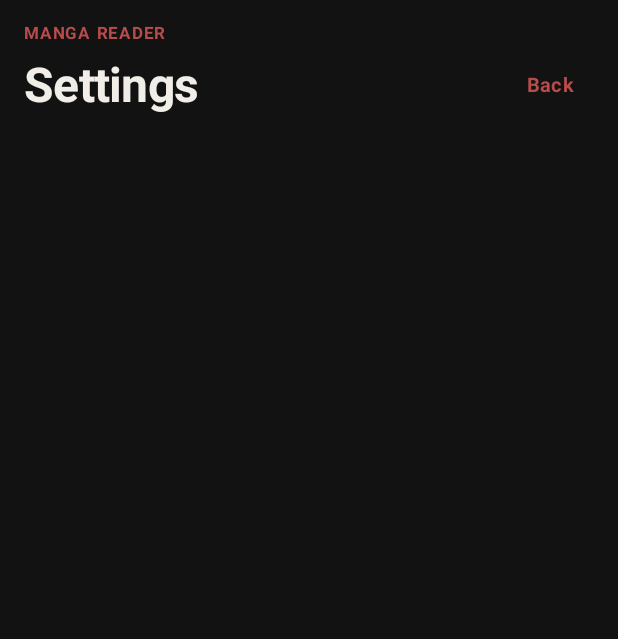
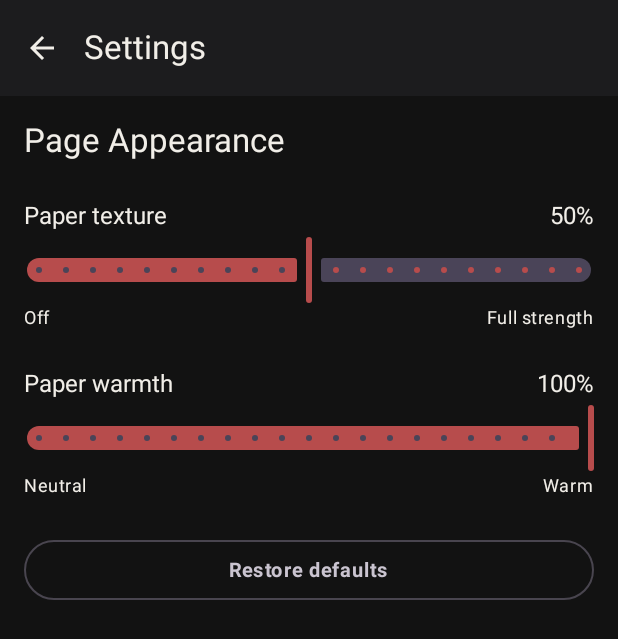
Before and after one commit to wgrout87/MangaReader, an Android app built with Jetpack Compose: the screen it shows after launch (MainActivity), after a tap on "Settings", on a phone screen of 412 x 824 dp. Shown: the top 639 px of the screen. Run offline under Robolectric (Android 15) with nearby library versions, the phone set to English and light mode, and no system bars.

Commit message:
Add persistent paper texture and warmth settings

```diff
--- a/app/src/main/java/com/wgrou/mangareader/MainActivity.kt
+++ b/app/src/main/java/com/wgrou/mangareader/MainActivity.kt
@@ -99,6 +99,18 @@ class MainActivity : ComponentActivity() {
 
                 var showSettings by remember {
                     mutableStateOf(false)
+                }
+
+                var textureStrength by remember {
+                    mutableStateOf(
+                        settingsManager.getTextureStrength()
+                    )
+                }
+
+                var paperWarmth by remember {
+                    mutableStateOf(
+                        settingsManager.getPaperWarmth()
+                    )
                 }
 
                 var allProgress by remember {
@@ -413,6 +425,8 @@ class MainActivity : ComponentActivity() {
 
                         ReaderScreen(
                             pages = selectedPages!!,
+                            textureStrength = textureStrength,
+                            paperWarmth = paperWarmth,
                             chapter = selectedChapter!!,
                             startPage = currentPage,
                             hasNextChapter = hasNextChapter,
@@ -536,9 +550,17 @@ class MainActivity : ComponentActivity() {
                 } else if (showSettings) {
 
                     SettingsScreen(
-                        onBack = {
-                            showSettings = false
-                        }
+                        textureStrength = textureStrength,
+                        paperWarmth = paperWarmth,
+                        onTextureStrengthChanged = { value ->
+                            textureStrength = value
+                            settingsManager.setTextureStrength(value)
+                        },
+                        onPaperWarmthChanged = { value ->
+                            paperWarmth = value
+                            settingsManager.setPaperWarmth(value)
+                        },
+                        onBack = { showSettings = false }
                     )
 
                 } else if (selectedSeries == null) {
--- a/app/src/main/java/com/wgrou/mangareader/data/SettingsManager.kt
+++ b/app/src/main/java/com/wgrou/mangareader/data/SettingsManager.kt
@@ -12,4 +12,47 @@ class SettingsManager(
             Context.MODE_PRIVATE
         )
 
+    companion object {
+        const val DEFAULT_TEXTURE_STRENGTH = 0.5f
+        const val DEFAULT_PAPER_WARMTH = 1f
+
+        private const val KEY_TEXTURE_STRENGTH =
+            "texture_strength"
+
+        private const val KEY_PAPER_WARMTH =
+            "paper_warmth"
+    }
+
+    fun getTextureStrength(): Float {
+        return preferences.getFloat(
+            KEY_TEXTURE_STRENGTH,
+            DEFAULT_TEXTURE_STRENGTH
+        ).coerceIn(0f, 1f)
+    }
+
+    fun setTextureStrength(value: Float) {
+        preferences.edit()
+            .putFloat(
+                KEY_TEXTURE_STRENGTH,
+                value.coerceIn(0f, 1f)
+            )
+            .apply()
+    }
+
+    fun getPaperWarmth(): Float {
+        return preferences.getFloat(
+            KEY_PAPER_WARMTH,
+            DEFAULT_PAPER_WARMTH
+        ).coerceIn(0f, 1f)
+    }
+
+    fun setPaperWarmth(value: Float) {
+        preferences.edit()
+            .putFloat(
+                KEY_PAPER_WARMTH,
+                value.coerceIn(0f, 1f)
+            )
+            .apply()
+    }
+
 }
--- a/app/src/main/java/com/wgrou/mangareader/screens/SettingsScreen.kt
+++ b/app/src/main/java/com/wgrou/mangareader/screens/SettingsScreen.kt
@@ -1,67 +1,128 @@
 package com.wgrou.mangareader.screens
 
-import androidx.compose.foundation.layout.Arrangement
-import androidx.compose.foundation.layout.Column
-import androidx.compose.foundation.layout.Row
-import androidx.compose.foundation.layout.fillMaxSize
-import androidx.compose.foundation.layout.fillMaxWidth
-import androidx.compose.foundation.layout.padding
-import androidx.compose.foundation.layout.safeDrawingPadding
-import androidx.compose.material3.MaterialTheme
-import androidx.compose.material3.Surface
-import androidx.compose.material3.Text
-import androidx.compose.material3.TextButton
+import androidx.compose.foundation.layout.*
+import androidx.compose.foundation.rememberScrollState
+import androidx.compose.foundation.verticalScroll
+import androidx.compose.material.icons.Icons
+import androidx.compose.material.icons.automirrored.filled.ArrowBack
+import androidx.compose.material3.*
 import androidx.compose.runtime.Composable
-import androidx.compose.ui.Alignment
 import androidx.compose.ui.Modifier
-import androidx.compose.ui.text.font.FontWeight
 import androidx.compose.ui.unit.dp
+import com.wgrou.mangareader.data.SettingsManager
+import kotlin.math.roundToInt
 
+@OptIn(ExperimentalMaterial3Api::class)
 @Composable
 fun SettingsScreen(
+    textureStrength: Float,
+    paperWarmth: Float,
+    onTextureStrengthChanged: (Float) -> Unit,
+    onPaperWarmthChanged: (Float) -> Unit,
     onBack: () -> Unit
 ) {
-    Surface(
-        modifier = Modifier.fillMaxSize(),
-        color = MaterialTheme.colorScheme.background,
-        contentColor = MaterialTheme.colorScheme.onBackground
-    ) {
+    Scaffold(
+        topBar = {
+            TopAppBar(
+                title = { Text("Settings") },
+                navigationIcon = {
+                    IconButton(onClick = onBack) {
+                        Icon(
+                            imageVector = Icons.AutoMirrored.Filled.ArrowBack,
+                            contentDescription = "Back"
+                        )
+                    }
+                }
+            )
+        }
+    ) { innerPadding ->
         Column(
             modifier = Modifier
                 .fillMaxSize()
-                .safeDrawingPadding()
-                .padding(vertical = 16.dp)
+                .padding(innerPadding)
+                .verticalScroll(rememberScrollState())
+                .padding(16.dp)
         ) {
             Text(
-                text = "MANGA READER",
-                style = MaterialTheme.typography.labelMedium,
-                color = MaterialTheme.colorScheme.primary,
-                fontWeight = FontWeight.Bold,
-                modifier = Modifier.padding(horizontal = 16.dp)
+                text = "Page Appearance",
+                style = MaterialTheme.typography.titleLarge
             )
 
-            Row(
-                modifier = Modifier
-                    .fillMaxWidth()
-                    .padding(
-                        start = 16.dp,
-                        end = 16.dp,
-                        top = 4.dp,
-                        bottom = 24.dp
-                    ),
-                horizontalArrangement = Arrangement.SpaceBetween,
-                verticalAlignment = Alignment.CenterVertically
+            Spacer(modifier = Modifier.height(24.dp))
+
+            AppearanceSlider(
+                label = "Paper texture",
+                value = textureStrength,
+                onValueChanged = onTextureStrengthChanged,
+                minimumLabel = "Off",
+                maximumLabel = "Full strength"
+            )
+
+            Spacer(modifier = Modifier.height(24.dp))
+
+            AppearanceSlider(
+                label = "Paper warmth",
+                value = paperWarmth,
+                onValueChanged = onPaperWarmthChanged,
+                minimumLabel = "Neutral",
+                maximumLabel = "Warm"
+            )
+
+            Spacer(modifier = Modifier.height(24.dp))
+
+            OutlinedButton(
+                onClick = {
+                    onTextureStrengthChanged(
+                        SettingsManager.DEFAULT_TEXTURE_STRENGTH
+                    )
+                    onPaperWarmthChanged(
+                        SettingsManager.DEFAULT_PAPER_WARMTH
+                    )
+                },
+                modifier = Modifier.fillMaxWidth()
             ) {
-                Text(
-                    text = "Settings",
-                    style = MaterialTheme.typography.headlineLarge,
-                    fontWeight = FontWeight.Bold
-                )
-
-                TextButton(onClick = onBack) {
-                    Text("Back")
-                }
+                Text("Restore defaults")
             }
         }
     }
 }
+
+@Composable
+private fun AppearanceSlider(
+    label: String,
+    value: Float,
+    onValueChanged: (Float) -> Unit,
+    minimumLabel: String,
+    maximumLabel: String
+) {
+    Column {
+        Row(
+            modifier = Modifier.fillMaxWidth(),
+            horizontalArrangement = Arrangement.SpaceBetween
+        ) {
+            Text(label)
+            Text("${(value * 100).roundToInt()}%")
+        }
+
+        Slider(
+            value = value,
+            onValueChange = onValueChanged,
+            valueRange = 0f..1f,
+            steps = 19
+        )
+
+        Row(
+            modifier = Modifier.fillMaxWidth(),
+            horizontalArrangement = Arrangement.SpaceBetween
+        ) {
+            Text(
+                text = minimumLabel,
+                style = MaterialTheme.typography.bodySmall
+            )
+            Text(
+                text = maximumLabel,
+                style = MaterialTheme.typography.bodySmall
+            )
+        }
+    }
+}
```
Also changed, not shown: app/src/main/java/com/wgrou/mangareader/screens/ReaderScreen.kt (+28 -3 lines), app/src/main/res/drawable-nodpi/paper_texture.jpg (added).
